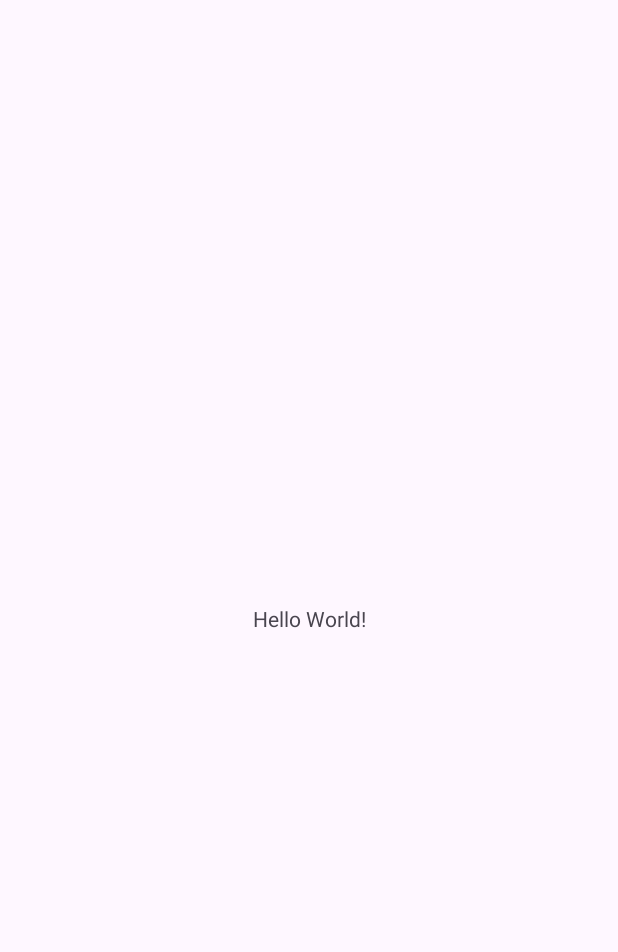
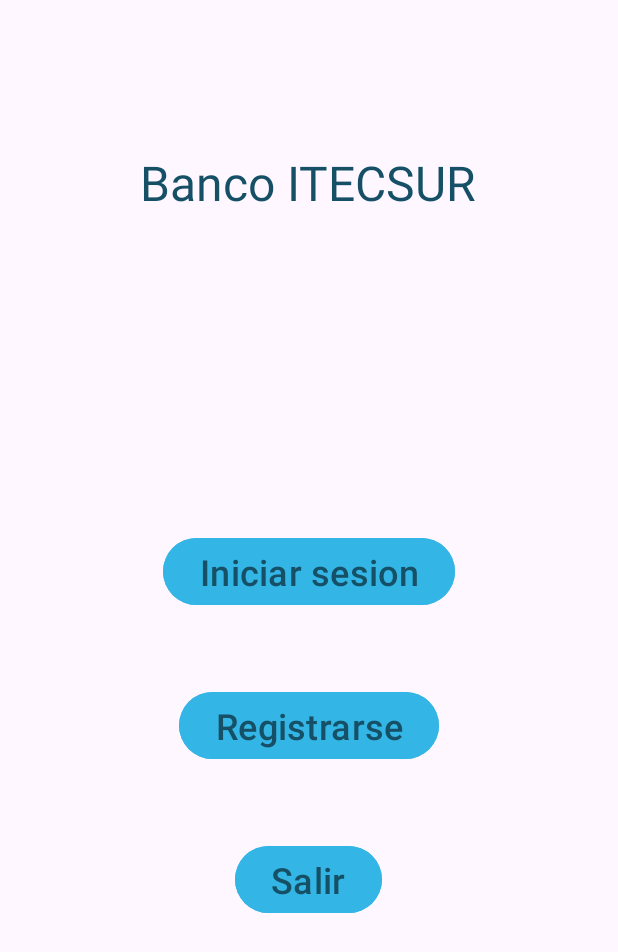
Before and after one commit to lcue1/leccion_2_POO, an Android app: the screen it shows after launch (MainActivity), on a phone screen of 412 x 824 dp. Before the commit the part shown is almost empty. Shown: the top 952 px of the screen. Run offline under Robolectric (Android 15) with nearby library versions, the phone set to English and light mode, and no system bars.

Commit message:
activity main UI Ok

```diff
--- /dev/null
+++ b/Cuenta_bancaria/app/src/main/res/drawable-anydpi/home_btn.xml
@@ -0,0 +1,16 @@
+<vector xmlns:android="http://schemas.android.com/apk/res/android"
+    android:width="64dp"
+    android:height="64dp"
+    android:viewportWidth="24"
+    android:viewportHeight="24"
+    android:tint="#33B5E5"
+    android:alpha="0.8">
+  <group android:scaleX="1.25"
+      android:scaleY="1.25"
+      android:translateX="-3"
+      android:translateY="-3">
+    <path
+        android:fillColor="@android:color/white"
+        android:pathData="M10,20v-6h4v6h5v-8h3L12,3 2,12h3v8z"/>
+  </group>
+</vector>
--- a/Cuenta_bancaria/app/src/main/res/layout/activity_main.xml
+++ b/Cuenta_bancaria/app/src/main/res/layout/activity_main.xml
@@ -1,19 +1,47 @@
 <?xml version="1.0" encoding="utf-8"?>
-<androidx.constraintlayout.widget.ConstraintLayout xmlns:android="http://schemas.android.com/apk/res/android"
+<LinearLayout xmlns:android="http://schemas.android.com/apk/res/android"
     xmlns:app="http://schemas.android.com/apk/res-auto"
     xmlns:tools="http://schemas.android.com/tools"
     android:id="@+id/main"
     android:layout_width="match_parent"
     android:layout_height="match_parent"
-    tools:context=".MainActivity">
-
+    tools:context=".MainActivity"
+    android:gravity="center"
+    android:orientation="vertical"
+    >
     <TextView
         android:layout_width="wrap_content"
         android:layout_height="wrap_content"
-        android:text="Hello World!"
-        app:layout_constraintBottom_toBottomOf="parent"
-        app:layout_constraintEnd_toEndOf="parent"
-        app:layout_constraintStart_toStartOf="parent"
-        app:layout_constraintTop_toTopOf="parent" />
+        android:text="@string/title_activity_main"
+        android:layout_marginTop="100dp"
+        style="@style/title_text_size"
+        />
+  <LinearLayout
+      android:layout_width="match_parent"
+      android:layout_height="match_parent"
+      android:orientation="vertical"
+      android:gravity="center"
+      >
+      <Button
+          android:layout_width="wrap_content"
+          android:layout_height="wrap_content"
+          android:text="@string/init_sesion_btn"
+          style="@style/activity_main"
+          />
+      <Button
+          android:layout_width="wrap_content"
+          android:layout_height="wrap_content"
+          android:text="@string/register_btn"
+          android:layout_marginTop="50dp"
+          android:layout_marginBottom="50dp"
+          style="@style/activity_main"
+          />
+      <Button
+          android:layout_width="wrap_content"
+          android:layout_height="wrap_content"
+          android:text="@string/exit_btn"
+          style="@style/activity_main"
+          />
+  </LinearLayout>
 
-</androidx.constraintlayout.widget.ConstraintLayout>
+</LinearLayout>
--- a/Cuenta_bancaria/app/src/main/res/values/colors.xml
+++ b/Cuenta_bancaria/app/src/main/res/values/colors.xml
@@ -2,4 +2,8 @@
 <resources>
     <color name="black">#FF000000</color>
     <color name="white">#FFFFFFFF</color>
+
+    <color name="blue_1">#33B5E5</color>
+    <color name="blue_2">#165066</color>
+
 </resources>
--- /dev/null
+++ b/Cuenta_bancaria/app/src/main/res/values/dimens.xml
@@ -0,0 +1,7 @@
+<?xml version="1.0" encoding="utf-8"?>
+<resources>
+    <dimen name="normal_text_size">24sp</dimen>
+    <dimen name="title_text_size">32sp</dimen>
+    <dimen name="btn_main_activity_text_size">24sp</dimen>
+
+</resources>
--- a/Cuenta_bancaria/app/src/main/res/values/strings.xml
+++ b/Cuenta_bancaria/app/src/main/res/values/strings.xml
@@ -1,3 +1,12 @@
 <resources>
     <string name="app_name">Cuenta_bancaria</string>
+
+    <!--Main Activity -->
+    <string name="title_activity_main">Banco ITECSUR</string>
+    <string name="init_sesion_btn">Iniciar sesion</string>
+    <string name="register_btn">Registrarse</string>
+    <string name="exit_btn">Salir</string>
+
+
+
 </resources>
--- /dev/null
+++ b/Cuenta_bancaria/app/src/main/res/values/style.xml
@@ -0,0 +1,22 @@
+<?xml version="1.0" encoding="utf-8"?>
+<resources>
+
+    <!--Text -->
+    <style name="primary_text" >
+        <item name="android:textSize">@dimen/normal_text_size</item>
+        <item name="android:textColor">@color/blue_2</item>
+    </style>
+    <style name="title_text_size"  parent="primary_text">
+        <item name="android:textSize">@dimen/title_text_size</item>
+    </style>
+
+    <!--Buttons -->
+    <style name="primary_btn">
+        <item name="android:backgroundTint">@color/blue_1</item>
+        <item name="android:textColor">@color/blue_2</item>
+        <item name="android:textSize">@dimen/normal_text_size</item>
+    </style>
+    <style name="activity_main" parent="primary_btn">
+        <item name="android:textSize">@dimen/btn_main_activity_text_size</item>
+    </style>
+</resources>
```
Also changed, not shown: Cuenta_bancaria/app/src/main/res/drawable-hdpi/home_btn.png (added), Cuenta_bancaria/app/src/main/res/drawable-mdpi/home_btn.png (added), Cuenta_bancaria/app/src/main/res/drawable-xhdpi/home_btn.png (added), Cuenta_bancaria/app/src/main/res/drawable-xxhdpi/home_btn.png (added).
